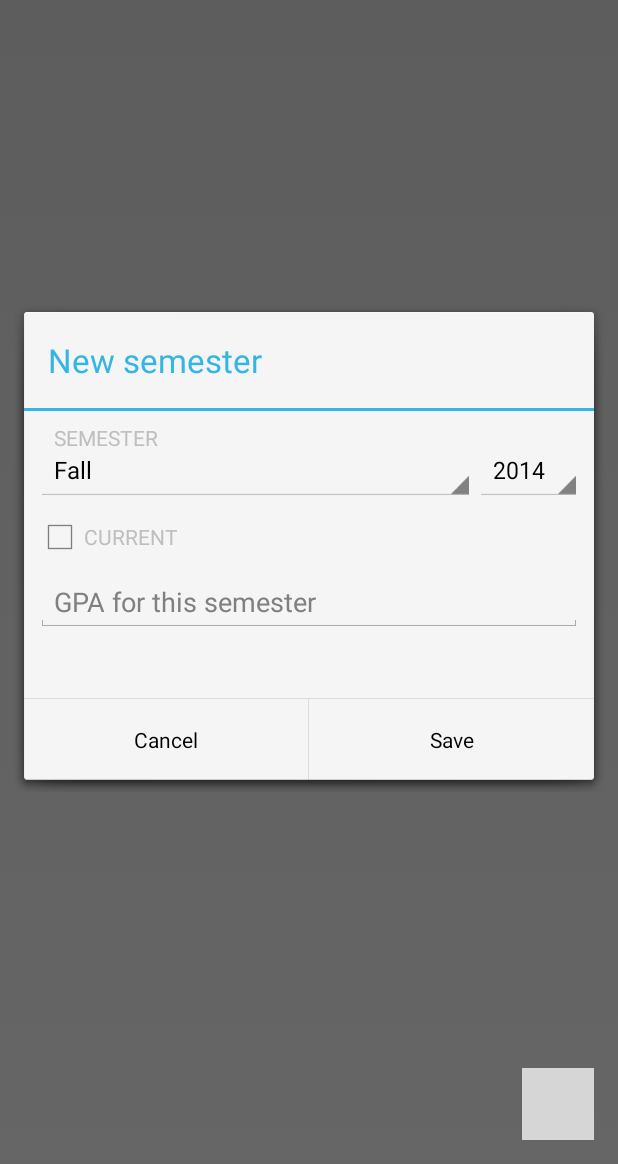
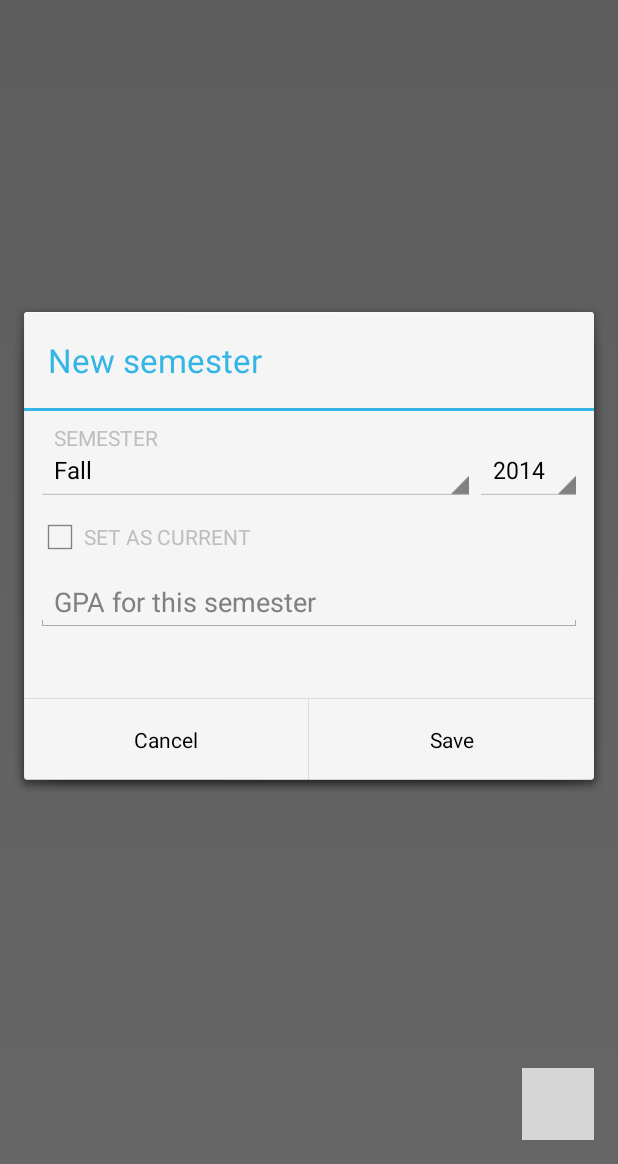
Before and after one commit to janclarin/gradepath, an Android app: the screen it shows after launch (MainActivity), after a tap on "Add button", on a phone screen of 412 x 824 dp, the part 72-1236 px from its top. Run offline under Robolectric (Android 15) with nearby library versions, the phone set to English and light mode, and no system bars; 4 statements that could not run were skipped; grey boxes are pictures that could not be loaded.

```diff
--- a/GradePath/src/main/java/com/janclarin/gradepath/fragment/SlidingTabFragment.java
+++ b/GradePath/src/main/java/com/janclarin/gradepath/fragment/SlidingTabFragment.java
@@ -24,6 +24,9 @@ public class SlidingTabFragment extends Fragment {
     private FragmentSlidingTabCallbacks mListener;
 
     private ViewPager mViewPager;
+    private ImageButton mAddButton;
+    private SlidingTabLayout mSlidingTabLayout;
+
     private TabPagerAdapter mAdapter;
     private int mCurrentPage;
 
@@ -44,17 +47,20 @@ public class SlidingTabFragment extends Fragment {
     @Override
     public View onCreateView(LayoutInflater inflater, ViewGroup container,
                              Bundle savedInstanceState) {
-        return inflater.inflate(R.layout.fragment_sliding_tabs, container, false);
+        View rootView = inflater.inflate(R.layout.fragment_sliding_tabs, container, false);
+
+        mViewPager = (ViewPager) rootView.findViewById(R.id.viewPager);
+        mAddButton = (ImageButton) rootView.findViewById(R.id.btn_sliding_tabs_add);
+        mSlidingTabLayout = (SlidingTabLayout) rootView.findViewById(R.id.sliding_tabs);
+
+        return rootView;
     }
 
     @Override
-    public void onViewCreated(View view, Bundle savedInstanceState) {
-        final ImageButton btnAdd = (ImageButton) view.findViewById(R.id.btn_sliding_tabs_add);
-        final SlidingTabLayout slidingTabLayout =
-                (SlidingTabLayout) view.findViewById(R.id.sliding_tabs);
-        mViewPager = (ViewPager) view.findViewById(R.id.viewPager);
+    public void onActivityCreated(Bundle savedInstanceState) {
+        super.onActivityCreated(savedInstanceState);
 
-        btnAdd.setOnClickListener(new View.OnClickListener() {
+        mAddButton.setOnClickListener(new View.OnClickListener() {
             @Override
             public void onClick(View v) {
                 switch (mViewPager.getCurrentItem()) {
@@ -73,13 +79,33 @@ public class SlidingTabFragment extends Fragment {
             }
         });
 
+        // TODO: Fix. Doesn't work.
+        // Page change listener to change the add button drawable.
+        mViewPager.setOnPageChangeListener(new ViewPager.SimpleOnPageChangeListener() {
+            @Override
+            public void onPageSelected(int position) {
+
+                switch (position) {
+                    case 0:
+                        mAddButton.setImageResource(R.drawable.list_semester_add);
+                        break;
+                    case 1:
+                        mAddButton.setImageResource(R.drawable.list_course_add);
+                        break;
+                    case 2:
+                    case 3:
+                        mAddButton.setImageResource(R.drawable.list_grade_task_add);
+                }
+            }
+        });
+
         // Get the ViewPager and set its PagerAdapter so that it can display items.
         mAdapter = new TabPagerAdapter(getFragmentManager());
         mViewPager.setAdapter(mAdapter);
         mViewPager.setCurrentItem(1);
 
         // Set SlidingTabLayout's ViewPager.
-        slidingTabLayout.setViewPager(mViewPager);
+        mSlidingTabLayout.setViewPager(mViewPager);
     }
 
     /**
--- a/GradePath/src/main/res/values/strings.xml
+++ b/GradePath/src/main/res/values/strings.xml
@@ -59,7 +59,7 @@
 
     <!-- Semester dialog -->
     <string name="title_new_semester_dialog">New semester</string>
-    <string name="cb_current_semester">Current</string>
+    <string name="cb_current_semester">Set as current</string>
     <string name="tv_dialog_semester_last_day">Last day</string>
     <string name="hint_dialog_semester_gpa">GPA for this semester</string>
     <string name="toast_semester_saved">Semester saved</string>
```
